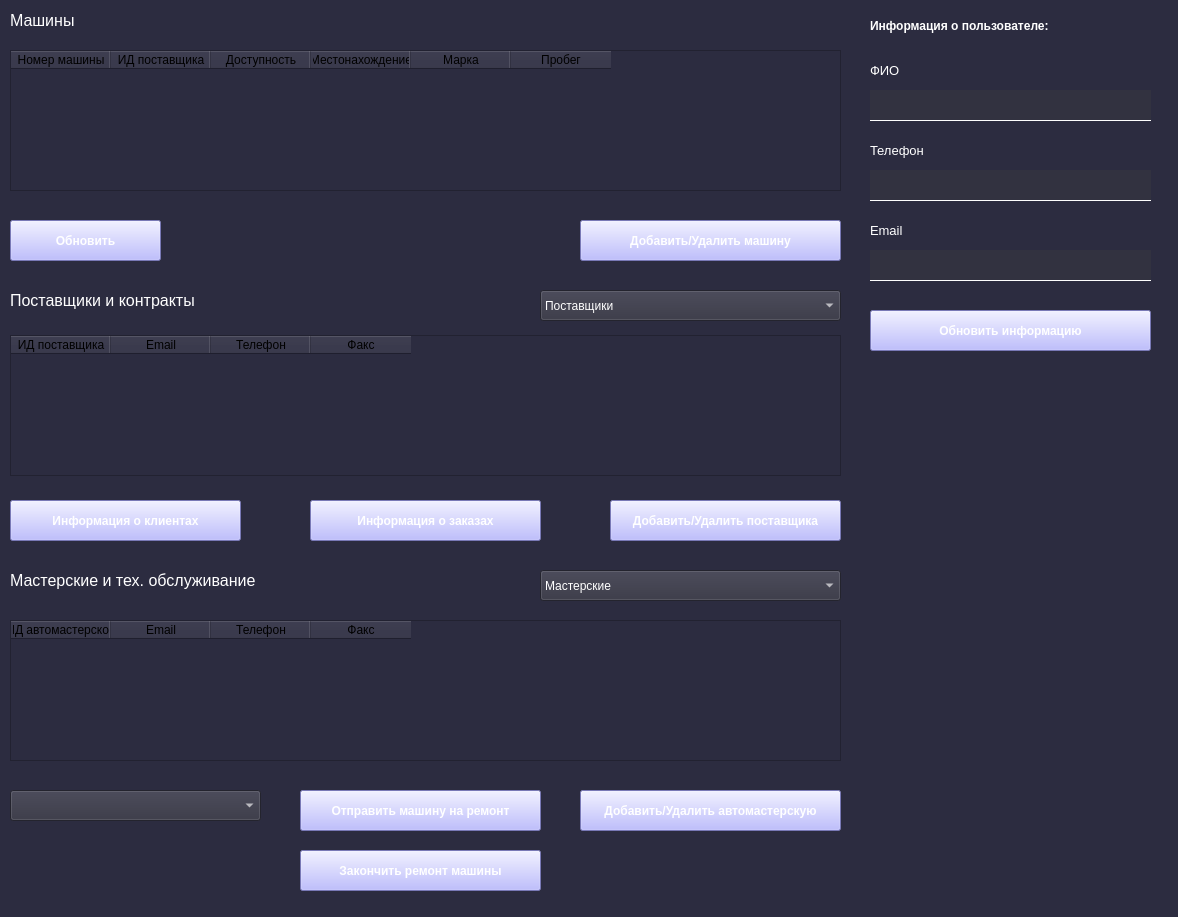
Old version of the form TechUserWindow.ui in the repository EgLeVor/Course.
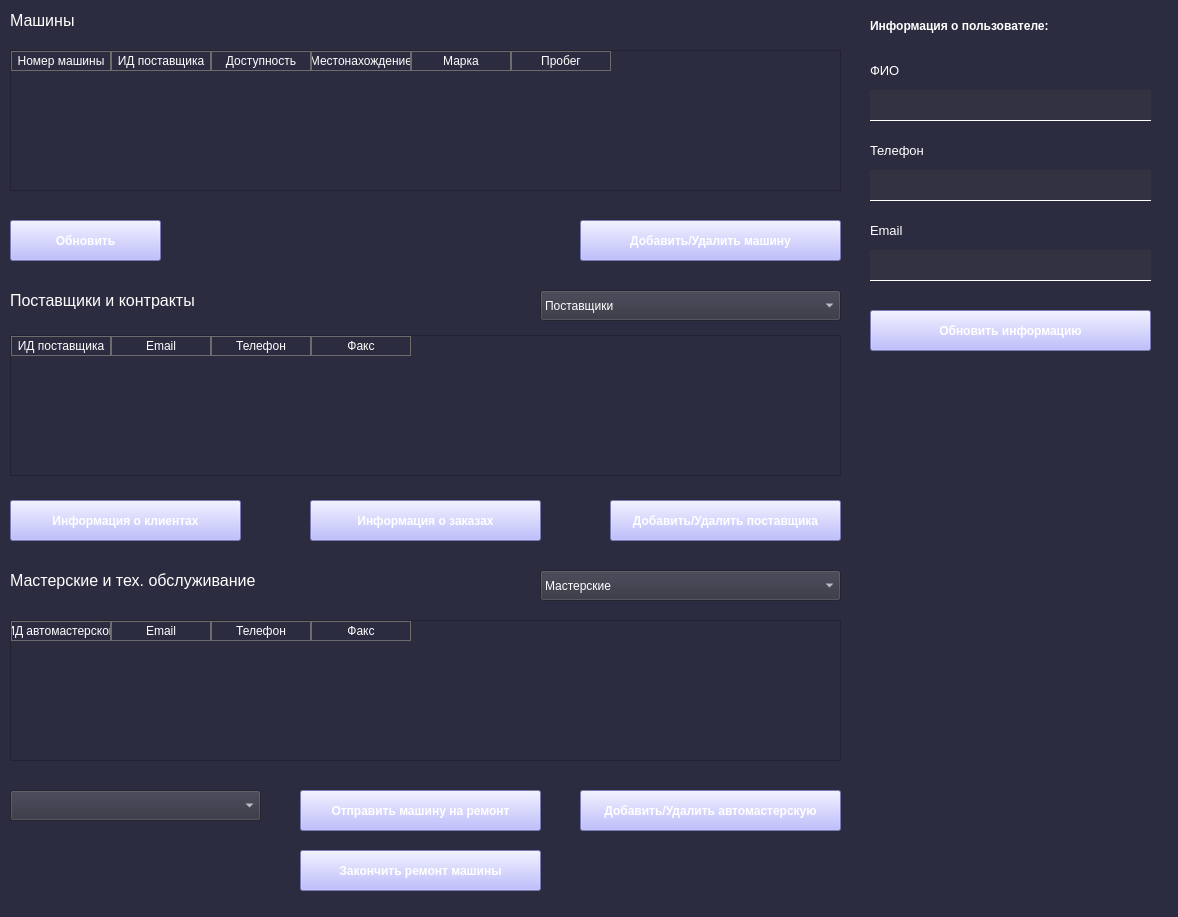
New version of the form.

Commit message: tech user window table design fixed

```diff
--- a/TechUserWindow.ui
+++ b/TechUserWindow.ui
@@ -55,6 +55,12 @@
 }
 QTableWidget{
 	color:rgb(255, 255, 255);
+}
+QHeaderView::section {
+   
+	background-color: rgb(44, 44, 64);
+    color: white;
+    border: 1px solid #6c6c6c;
 }</string>
   </property>
   <widget class="QWidget" name="centralwidget">
```
